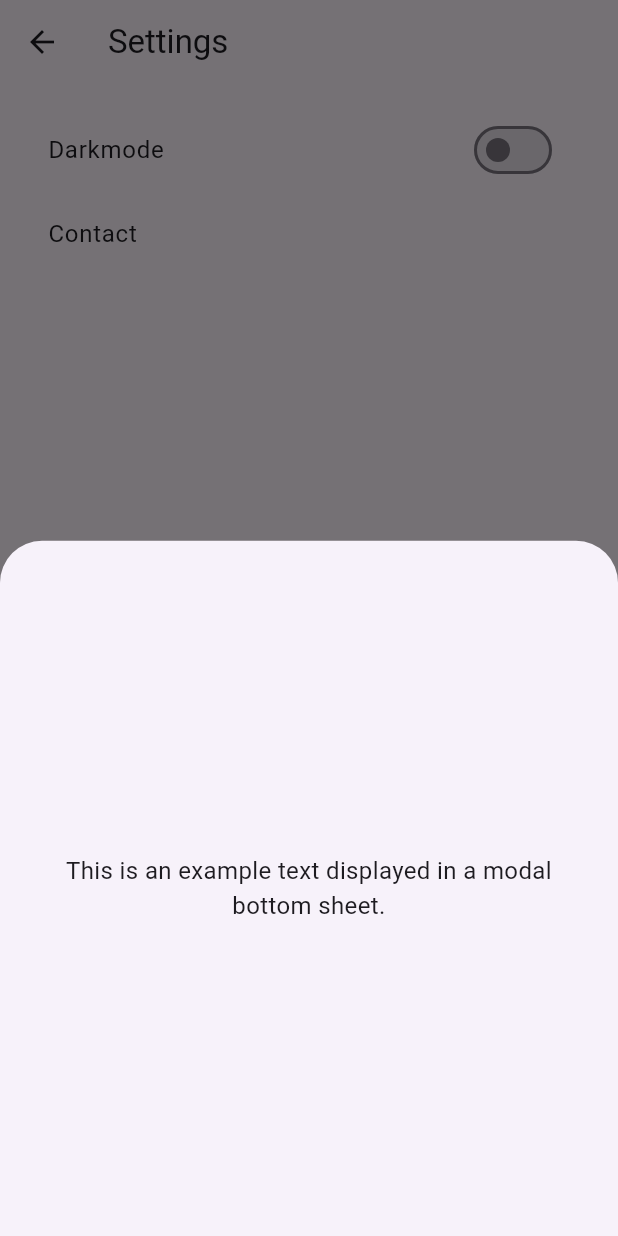
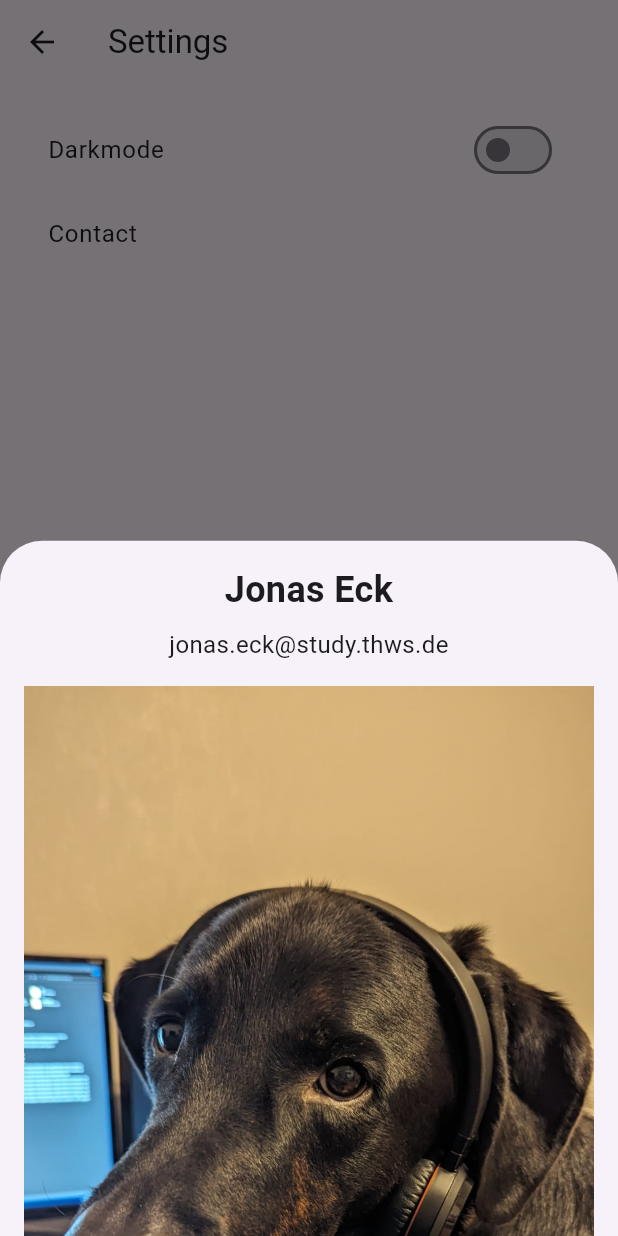
Before and after one commit to LEXTR0N/sharemap_frontend, a Flutter app: the SettingsScreen screen opened directly, after a tap on "Contact", on a phone screen of 412 x 824 dp. Run offline on Flutter 3.47's test engine with Material 3 defaults, Android fonts, the phone set to English and light mode, and no system bars; our stand-ins replace flutter_bloc, flutter_dotenv, flutter_map, geolocator, latlong2, permission_handler and 1 more; accounts and stored records are empty.

Commit message:
nearly finish

```diff
--- a/lib/screens/home_screen.dart
+++ b/lib/screens/home_screen.dart
@@ -45,6 +45,7 @@ class _HomeScreenState extends State<HomeScreen> {
                     height: 65.0, // Adjust the size as needed
                     width: 65.0,  // Adjust the size as needed
                     child: FloatingActionButton(
+                      heroTag: 'settingsFAB', // Provide a unique heroTag
                       onPressed: () => Navigator.push(
                         context,
                         MaterialPageRoute(builder: (context) => SettingsScreen()),
--- a/lib/screens/settings_screen.dart
+++ b/lib/screens/settings_screen.dart
@@ -32,18 +32,32 @@ class _SettingsScreenState extends State<SettingsScreen> {
     });
   }
 
-
-  void _showExampleText() {
+  void _showContactDetails() {
     showModalBottomSheet(
       context: context,
       builder: (BuildContext context) {
-        return Center(
-          child: Padding(
-            padding: const EdgeInsets.all(16.0),
-            child: Text(
-              'This is an example text displayed in a modal bottom sheet.',
-              textAlign: TextAlign.center,
-              style: TextStyle(fontSize: 16.0),
+        return SingleChildScrollView( // Make the modal bottom sheet scrollable
+          child: Center(
+            child: Padding(
+              padding: const EdgeInsets.all(16.0),
+              child: Column(
+                mainAxisSize: MainAxisSize.min,
+                children: [
+                  Text(
+                    'Jonas Eck',
+                    textAlign: TextAlign.center,
+                    style: TextStyle(fontSize: 24.0, fontWeight: FontWeight.bold),
+                  ),
+                  SizedBox(height: 8.0),
+                  Text(
+                    'jonas.eck@study.thws.de',
+                    textAlign: TextAlign.center,
+                    style: TextStyle(fontSize: 16.0),
+                  ),
+                  SizedBox(height: 16.0),
+                  Image.asset('assets/images/Profilpicture.jpeg'), // Correct path
+                ],
+              ),
             ),
           ),
         );
@@ -58,7 +72,7 @@ class _SettingsScreenState extends State<SettingsScreen> {
       appBar: AppBar(
         title: Text('Settings'),
       ),
-      body: Padding(
+      body: SingleChildScrollView( // Make the settings page scrollable
         padding: const EdgeInsets.all(16.0),
         child: Column(
           crossAxisAlignment: CrossAxisAlignment.start,
@@ -74,7 +88,7 @@ class _SettingsScreenState extends State<SettingsScreen> {
             ),
             ListTile(
               title: Text('Contact'),
-              onTap: _showExampleText,
+              onTap: _showContactDetails,
             ),
           ],
         ),
--- a/pubspec.yaml
+++ b/pubspec.yaml
@@ -61,6 +61,7 @@ dev_dependencies:
 flutter:
   assets:
     - assets/.env
+    - assets/images/Profilpicture.jpeg
 
   # The following line ensures that the Material Icons font is
   # included with your application, so that you can use the icons in
```
Also changed, not shown: assets/images/Profilpicture.jpeg (added).
